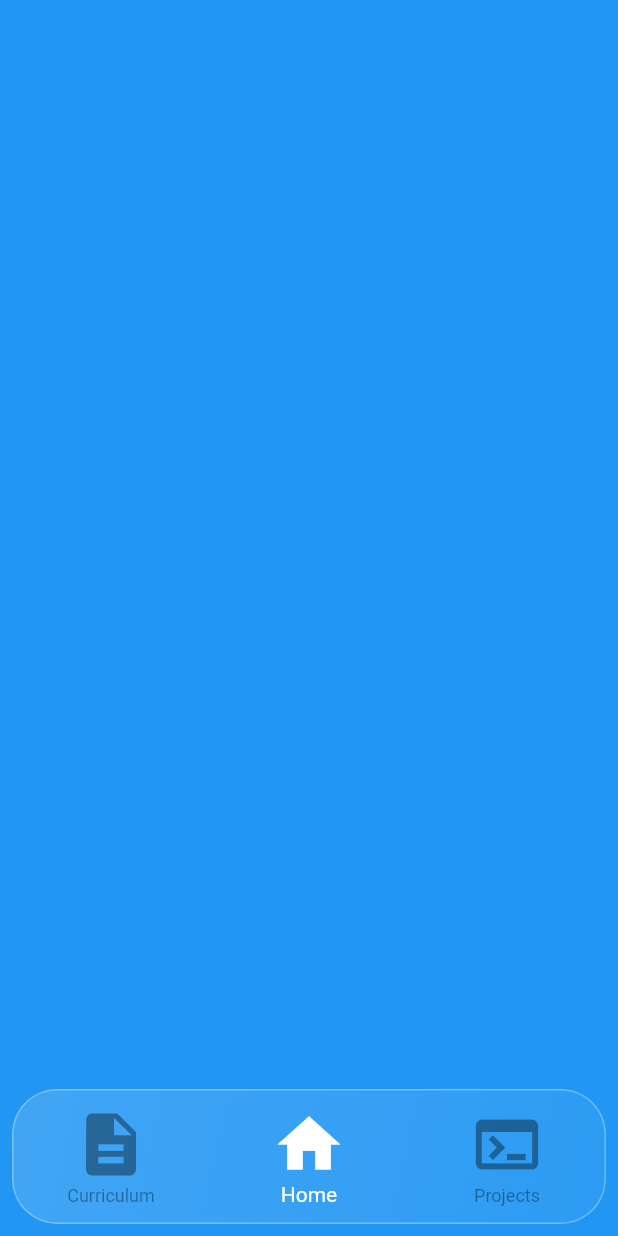
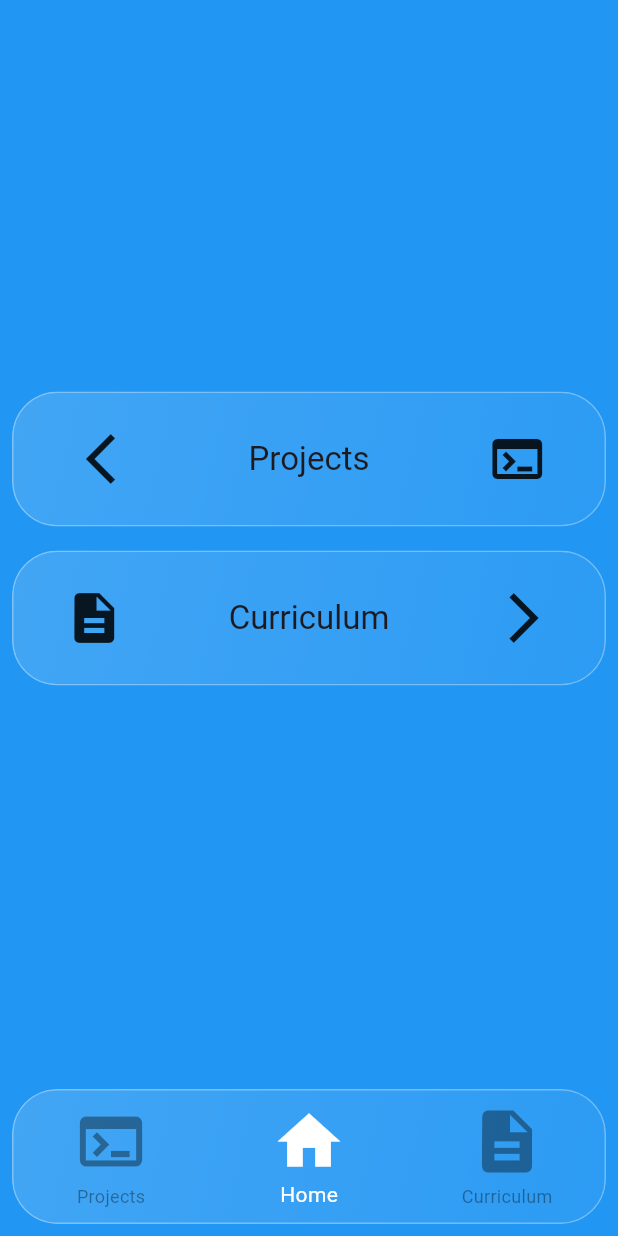
Before and after one commit to caiobribeiro/personal_pro_site, a Flutter app: the screen it shows after launch, on a phone screen of 412 x 824 dp. Run offline on Flutter 3.47's test engine with Material 2 defaults, Android fonts, the phone set to English and light mode, and no system bars.

Commit message:
Created proCustomButton

```diff
--- a/lib/main.dart
+++ b/lib/main.dart
@@ -10,9 +10,12 @@ class ProWebSite extends StatelessWidget {
 
   @override
   Widget build(BuildContext context) {
-    return const MaterialApp(
+    return MaterialApp(
       title: 'ProWebSite',
-      home: HomePage(),
+      theme: ThemeData(
+        useMaterial3: true,
+      ),
+      home: const HomePage(),
     );
   }
 }
--- a/lib/modules/home/home_page.dart
+++ b/lib/modules/home/home_page.dart
@@ -11,9 +11,26 @@ class HomePage extends StatefulWidget {
 class _HomePageState extends State<HomePage> {
   @override
   Widget build(BuildContext context) {
-    return const Scaffold(
+    return Scaffold(
       backgroundColor: Colors.blue,
-      bottomNavigationBar: ProBottomBar(),
+      body: Column(
+        mainAxisAlignment: MainAxisAlignment.center,
+        children: [
+          ProCustomButton(
+            buttonLeftIcon: Icons.arrow_back_ios_new,
+            buttonLabel: 'Projects',
+            buttonRightIcon: Icons.terminal,
+            buttonFunction: () {},
+          ),
+          ProCustomButton(
+            buttonLeftIcon: Icons.description,
+            buttonLabel: 'Curriculum',
+            buttonRightIcon: Icons.arrow_forward_ios,
+            buttonFunction: () {},
+          ),
+        ],
+      ),
+      bottomNavigationBar: const ProBottomBar(),
     );
   }
 }
--- a/packages/personalism/lib/personalism.dart
+++ b/packages/personalism/lib/personalism.dart
@@ -1,3 +1,4 @@
 library personalism;
 
-export 'src/widgets/bottom_bar/pro_bottom_app_bar.dart';
+export 'src/widgets/pro_bottom_app_bar.dart';
+export 'src/widgets/pro_custom_button.dart';
--- a/packages/personalism/lib/src/effects/glass_box_effect.dart
+++ b/packages/personalism/lib/src/effects/glass_box_effect.dart
@@ -2,16 +2,16 @@ import 'dart:ui';
 import 'package:flutter/material.dart';
 
 class FrostedGlassBox extends StatelessWidget {
+  final double theWidth;
+  final double theHeight;
+  final dynamic theChild;
+
   const FrostedGlassBox({
     Key? key,
     required this.theWidth,
     required this.theHeight,
     required this.theChild,
   }) : super(key: key);
-
-  final theWidth;
-  final theHeight;
-  final theChild;
 
   @override
   Widget build(BuildContext context) {
@@ -50,7 +50,8 @@ class FrostedGlassBox extends StatelessWidget {
                     Colors.white.withOpacity(0.15),
                     //end color
                     Colors.white.withOpacity(0.05),
-                    ]),
+                  ],
+                ),
               ),
             ),
             //child ==> the first/top layer of stack
--- a/packages/personalism/lib/src/widgets/bottom_bar/pro_bottom_app_bar.dart
+++ b/packages/personalism/lib/src/widgets/pro_bottom_app_bar.dart
@@ -16,8 +16,8 @@ class _ProBottomBarState extends State<ProBottomBar> {
     return Padding(
       padding: const EdgeInsets.all(8),
       child: FrostedGlassBox(
-        theHeight: 90.0,
-        theWidth: 70.0,
+        theHeight: 90,
+        theWidth: 70,
         theChild: BottomNavigationBar(
           backgroundColor: Colors.transparent,
           elevation: 0,
@@ -26,16 +26,16 @@ class _ProBottomBarState extends State<ProBottomBar> {
           unselectedItemColor: Colors.black38,
           items: const [
             BottomNavigationBarItem(
-              icon: Icon(Icons.description),
-              label: 'Curriculum',
+              icon: Icon(Icons.terminal),
+              label: 'Projects',
             ),
             BottomNavigationBarItem(
               icon: Icon(Icons.home),
               label: 'Home',
             ),
             BottomNavigationBarItem(
-              icon: Icon(Icons.terminal),
-              label: 'Projects',
+              icon: Icon(Icons.description),
+              label: 'Curriculum',
             ),
           ],
           currentIndex: _selected,
--- /dev/null
+++ b/packages/personalism/lib/src/widgets/pro_custom_button.dart
@@ -0,0 +1,50 @@
+import 'package:flutter/material.dart';
+import 'package:personalism/src/effects/glass_box_effect.dart';
+
+class ProCustomButton extends StatelessWidget {
+  final String buttonLabel;
+  final IconData buttonRightIcon;
+  final IconData buttonLeftIcon;
+  final Function buttonFunction;
+  const ProCustomButton({
+    super.key,
+    required this.buttonLabel,
+    required this.buttonLeftIcon,
+    required this.buttonRightIcon,
+    required this.buttonFunction,
+  });
+
+  @override
+  Widget build(BuildContext context) {
+    return MouseRegion(
+      cursor: SystemMouseCursors.click,
+      child: GestureDetector(
+        onTap: buttonFunction(),
+        child: Padding(
+          padding: const EdgeInsets.all(8),
+          child: FrostedGlassBox(
+            theHeight: 90,
+            theWidth: MediaQuery.of(context).size.width,
+            theChild: Row(
+              mainAxisAlignment: MainAxisAlignment.spaceAround,
+              children: [
+                Icon(
+                  buttonLeftIcon,
+                  size: 40,
+                ),
+                Text(
+                  buttonLabel,
+                  style: Theme.of(context).textTheme.titleLarge,
+                ),
+                Icon(
+                  buttonRightIcon,
+                  size: 40,
+                ),
+              ],
+            ),
+          ),
+        ),
+      ),
+    );
+  }
+}
```
Lines whose indentation alone changed are shown as unchanged.
